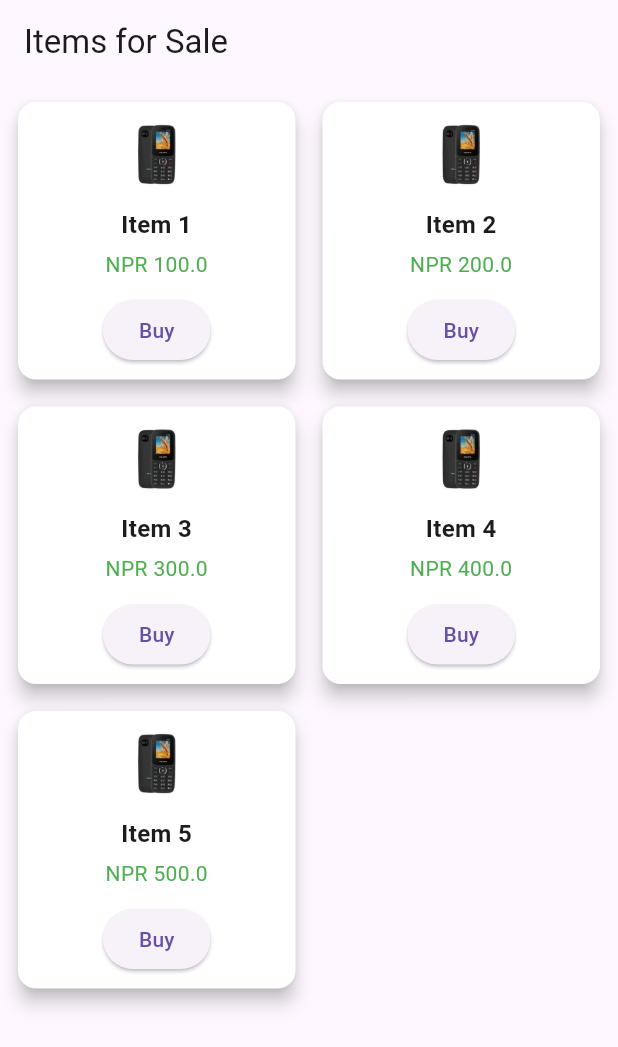
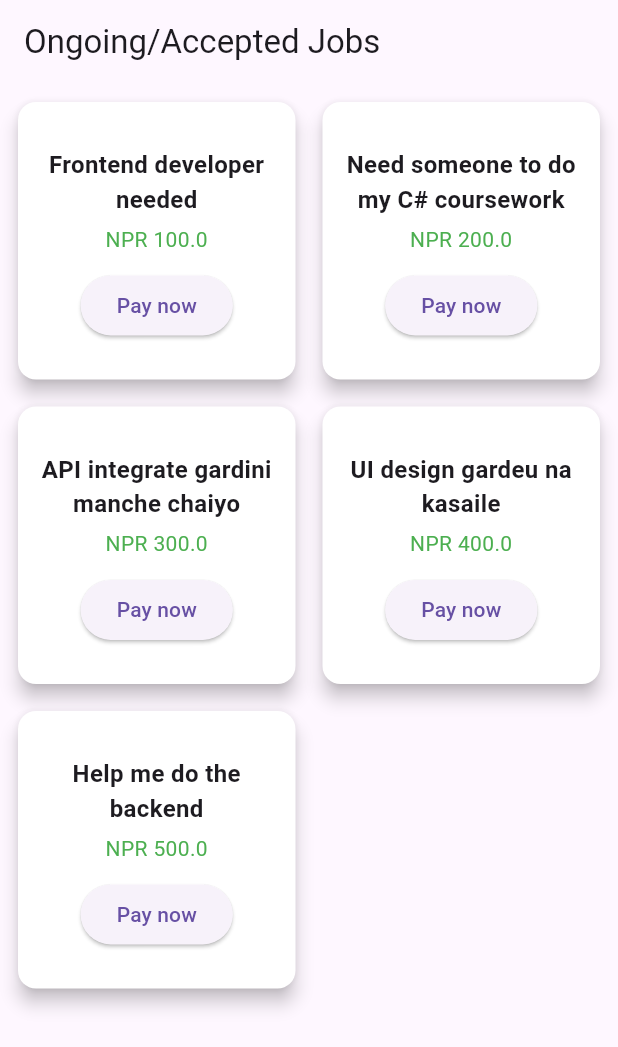
Before and after one commit to Saurabh-Grg/Fronted-For-ESewa-Integration, a Flutter app: the screen it shows after launch, on a phone screen of 412 x 824 dp. Shown: the top 1047 px of the screen. Run offline on Flutter 3.47's test engine with Material 3 defaults, Android fonts, the phone set to English and light mode, and no system bars; our stand-ins replace get.

Commit message:
functionality final, changed in UI

```diff
--- a/lib/models/ItemModel.dart
+++ b/lib/models/ItemModel.dart
@@ -1,13 +1,11 @@
 class ItemModel {
   final int id;
   final String name;
-  final String imageUrl;
   final double price;
 
   ItemModel({
     required this.id,
     required this.name,
-    required this.imageUrl,
     required this.price,
   });
 }
--- a/lib/screens/ItemScreen.dart
+++ b/lib/screens/ItemScreen.dart
@@ -3,38 +3,34 @@ import 'package:get/get.dart';
 
 import '../controllers/PaymentController.dart';
 import '../models/ItemModel.dart';
+// import 'PaymentPage.dart';
 
 class ItemScreen extends StatelessWidget {
   // A sample list of items to display
   final List<ItemModel> items = [
     ItemModel(
       id: 1,
-      name: 'Item 1',
-      imageUrl: 'assets/images/item.jpeg',
+      name: 'Frontend developer needed',
       price: 100.0,
     ),
     ItemModel(
       id: 2,
-      name: 'Item 2',
-      imageUrl: 'assets/images/item.jpeg',
+      name: 'Need someone to do my C# coursework',
       price: 200.0,
     ),
     ItemModel(
       id: 3,
-      name: 'Item 3',
-      imageUrl: 'assets/images/item.jpeg',
+      name: 'API integrate gardini manche chaiyo',
       price: 300.0,
     ),
     ItemModel(
       id: 4,
-      name: 'Item 4',
-      imageUrl: 'assets/images/item.jpeg',
+      name: 'UI design gardeu na kasaile',
       price: 400.0,
     ),
     ItemModel(
       id: 5,
-      name: 'Item 5',
-      imageUrl: 'assets/images/item.jpeg',
+      name: 'Help me do the backend',
       price: 500.0,
     ),
   ];
@@ -45,11 +41,15 @@ class ItemScreen extends StatelessWidget {
 
     return Scaffold(
       appBar: AppBar(
-        title: Text('Items for Sale'),
+        title: Text('Ongoing/Accepted Jobs'),
       ),
-      body: Padding(
+      body: Column(
+        children: [
+          Expanded(  // ✅ Wrap GridView.builder with Expanded
+            child: Padding(
               padding: const EdgeInsets.all(8.0),
               child: GridView.builder(
+                shrinkWrap: true,
                 gridDelegate: SliverGridDelegateWithFixedCrossAxisCount(
                   crossAxisCount: 2,
                   crossAxisSpacing: 10,
@@ -62,15 +62,17 @@ class ItemScreen extends StatelessWidget {
                 },
               ),
             ),
+          ),
+          SizedBox(height: 10), // Add spacing
+        ],
+      ),
     );
   }
 }
+
 class ItemCard extends StatelessWidget {
   final ItemModel item;
-
   final PaymentController paymentController;
-
-
 
   ItemCard({required this.item, required this.paymentController});
 
@@ -80,21 +82,12 @@ class ItemCard extends StatelessWidget {
       color: Colors.white,
       elevation: 5,
       child: Container(
-        // Removing the fixed height and let it fit based on the content
         padding: EdgeInsets.all(10), // Adding padding to prevent items from touching the edges
         child: Column(
           crossAxisAlignment: CrossAxisAlignment.center,
           mainAxisAlignment: MainAxisAlignment.start,
           children: [
-            // Item Image
-            Image.asset(
-              item.imageUrl,
-              width: 50,  // Adjusted width
-              height: 50, // Adjusted height
-              fit: BoxFit.cover,
-            ),
-            SizedBox(height: 10),
-            // Item Name
+            SizedBox(height: Get.height * 0.025,),
             Text(
               item.name,
               style: TextStyle(fontSize: 16, fontWeight: FontWeight.bold),
@@ -118,7 +111,7 @@ class ItemCard extends StatelessWidget {
                     await paymentController.buyItem(item.id, item.price);
                     // Handle the payment response as needed
                   },
-                  child: Text('Buy'),
+                  child: Text('Pay now'),
                 );
               }
             }),
--- a/pubspec.yaml
+++ b/pubspec.yaml
@@ -61,7 +61,9 @@ flutter:
   uses-material-design: true
 
   assets:
-    - assets/images/item.jpeg
+    - assets/images/img.png
+    - assets/images/img1.png
+    - assets/images/img2.png
 
   # To add assets to your application, add an assets section, like this:
   # assets:
```
Also changed, not shown: lib/screens/PaymentScreen.dart (deleted, +0 -42 lines), lib/screens/PurchasedItemDetails.dart (+83 -5 lines), assets/images/img.png (added), assets/images/img1.png (added), assets/images/img2.png (added), assets/images/item.jpeg (deleted), lib/controllers/PaymentController.dart (line endings or trailing spaces). Lines whose indentation alone changed are shown as unchanged.
